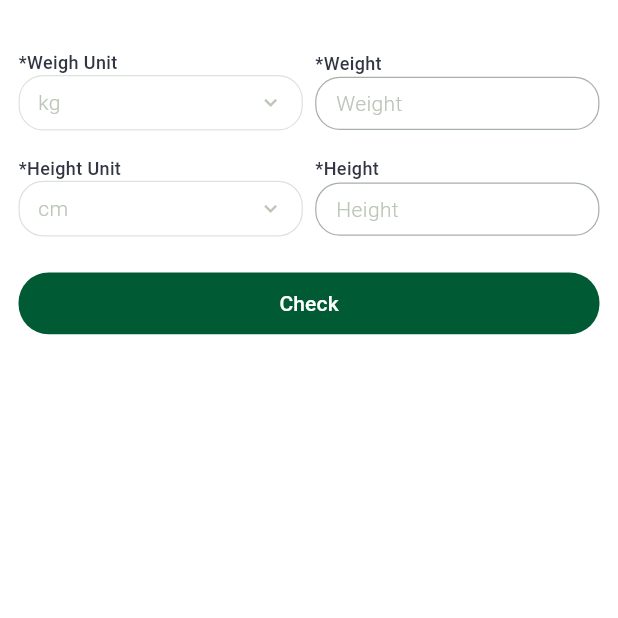
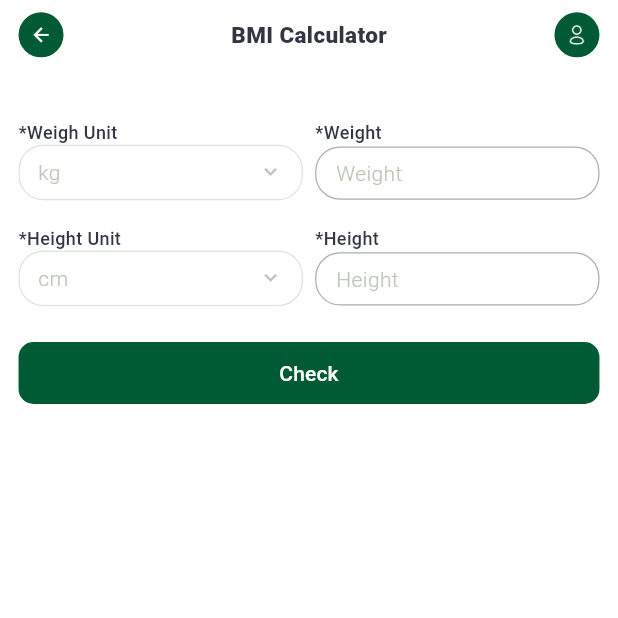
Before and after one commit to AliHamzaKhan/health-app, a Flutter app: the BmiView screen opened by its route, on a phone screen of 412 x 824 dp, the top half of it. Run offline on Flutter 3.47's test engine with Material 3 defaults, Android fonts, the phone set to English and light mode, and no system bars; our stand-ins replace cached_network_image, camera, device_info_plus, file_picker, firebase_auth, firebase_core and 12 more; missing offline and left inert: alarm, flutter_date_range_picker, flutter_tesseract_ocr, onboarding, syncfusion_flutter_pdf; accounts and stored records are empty; Roboto replaces fonts that are missing (Nunito).

Commit message:
first commit

```diff
--- a/lib/config/theme/button_styles.dart
+++ b/lib/config/theme/button_styles.dart
@@ -1,10 +1,9 @@
 import 'package:flutter/material.dart';
 import 'package:get/get.dart';
-import 'package:get/state_manager.dart';
-import 'package:health_app/config/size_config.dart';
-import 'package:health_app/config/theme/app_colors.dart';
-import 'package:health_app/constant/app_key_contant.dart';
-import 'package:health_app/utils/app_print.dart';
+import '../../constant/app_key_contant.dart';
+import '../../utils/app_print.dart';
+import '../size_config.dart';
+import 'app_colors.dart';
 
 ButtonStyle primaryBtnStyle({required ButtonStyleClass buttonStyleClass}) {
   appDebugPrint('buttonStyleClass.width ${buttonStyleClass.width}');
@@ -17,6 +16,7 @@ ButtonStyle primaryBtnStyle({required ButtonStyleClass buttonStyleClass}) {
         vertical: buttonStyleClass.verticalPadding),
     elevation: buttonStyleClass.elevation,
     shadowColor: buttonStyleClass.shadowColor,
+    alignment: Alignment.center,
     shape: RoundedRectangleBorder(
       borderRadius: BorderRadius.all(Radius.circular(buttonStyleClass.radius)),
     ),
@@ -28,6 +28,7 @@ ButtonStyle secondaryBtnStyle({required ButtonStyleClass buttonStyleClass}) {
     foregroundColor: buttonStyleClass.foregroundColor,
     backgroundColor: buttonStyleClass.backgroundColor,
     minimumSize: Size(buttonStyleClass.width, buttonStyleClass.height),
+    alignment: Alignment.center,
     padding: EdgeInsets.symmetric(
         horizontal: buttonStyleClass.horizontalPadding,
         vertical: buttonStyleClass.verticalPadding),
@@ -41,19 +42,22 @@ ButtonStyle secondaryBtnStyle({required ButtonStyleClass buttonStyleClass}) {
 
 ButtonStyle outlineBtnStyle({required ButtonStyleClass buttonStyleClass}) {
   return OutlinedButton.styleFrom(
+    side: BorderSide(color: buttonStyleClass.borderColor),
     foregroundColor: buttonStyleClass.foregroundColor,
     minimumSize: Size(buttonStyleClass.width, buttonStyleClass.height),
+    alignment: Alignment.center,
     padding: EdgeInsets.symmetric(
         horizontal: buttonStyleClass.horizontalPadding,
         vertical: buttonStyleClass.verticalPadding),
     elevation: buttonStyleClass.elevation,
     shadowColor: buttonStyleClass.shadowColor,
     shape: RoundedRectangleBorder(
+      side: BorderSide(color: buttonStyleClass.borderColor),
       borderRadius: BorderRadius.all(Radius.circular(buttonStyleClass.radius)),
     ),
   ).copyWith(
     side: MaterialStateProperty.resolveWith<BorderSide?>(
-      (Set<MaterialState> states) {
+          (Set<MaterialState> states) {
         if (states.contains(MaterialState.pressed)) {
           return BorderSide(
             color: buttonStyleClass.borderColor,
@@ -80,6 +84,8 @@ class ButtonStyleClass {
   double elevation;
   Color? shadowColor;
   Color? iconColor;
+  Color textColor;
+  double textSize;
 
   ButtonStyleClass({
     double? width,
@@ -90,15 +96,19 @@ class ButtonStyleClass {
     Color? backgroundColor,
     Color? borderColor,
     Color? foregroundColor,
+    Color? textColor,
+    double? textSize,
     this.elevation = 0,
     this.shadowColor,
     this.iconColor,
   })  : backgroundColor = backgroundColor ?? AppColors.primary,
         foregroundColor = foregroundColor ?? AppColors.primary,
         borderColor = borderColor ?? AppColors.primary,
+        textColor = textColor ?? AppColors.background,
         height =  setHeightValue(height ?? 50),
         width = width ?? Get.width,
-        radius = radius ?? (AppSizeConstant.kRadius),
+        radius = radius ?? 10,
         horizontalPadding = horizontalPadding ?? (AppSizeConstant.kPadding),
+        textSize = textSize ?? 14,
         verticalPadding = verticalPadding ?? 5;
 }
--- a/lib/modules/allergy/view/allergy_detection_view.dart
+++ b/lib/modules/allergy/view/allergy_detection_view.dart
@@ -1,6 +1,7 @@
 import 'package:flutter/material.dart';
 import 'package:get/get.dart';
 
+import '../../../widget/app_appbar.dart';
 import '../../../widget/app_camera.dart';
 import '../../../widget/app_scaffold.dart';
 import '../controller/allergy_detection_controller.dart';
@@ -13,6 +14,9 @@ class AllergyDetectionView extends StatelessWidget {
   @override
   Widget build(BuildContext context) {
     return AppScaffold(
+      appBar: HaAppBar(
+        titleText: 'Allergy Detection',
+      ),
       body: AppCamera(
         onImageClick: (file) {},
       ),
--- a/lib/modules/blood_test/view/blood_test_view.dart
+++ b/lib/modules/blood_test/view/blood_test_view.dart
@@ -3,6 +3,7 @@
 
 import 'package:flutter/cupertino.dart';
 import 'package:get/get.dart';
+import '../../../widget/app_appbar.dart';
 import '../../../widget/app_camera.dart';
 import '../../../widget/app_scaffold.dart';
 import '../controller/blood_test_controller.dart';
@@ -14,6 +15,9 @@ class BloodTestView extends StatelessWidget {
   @override
   Widget build(BuildContext context) {
     return AppScaffold(
+      appBar: HaAppBar(
+        titleText: 'Blood Test',
+      ),
       body: AppCamera(
         onImageClick: (file) {},
       ),
--- a/lib/modules/bmi/view/bmi_view.dart
+++ b/lib/modules/bmi/view/bmi_view.dart
@@ -6,8 +6,7 @@ import 'package:health_app/widget/app_button.dart';
 import 'package:health_app/widget/app_dropdown.dart';
 import 'package:health_app/widget/app_input_field.dart';
 import 'package:health_app/widget/app_text.dart';
-
-import '../../../widget/app_camera.dart';
+import '../../../widget/app_appbar.dart';
 import '../../../widget/app_scaffold.dart';
 import '../controller/bmi_controller.dart';
 
@@ -19,6 +18,9 @@ class BmiView extends StatelessWidget {
   @override
   Widget build(BuildContext context) {
     return AppScaffold(
+      appBar: HaAppBar(
+        titleText: 'BMI Calculator',
+      ),
       body: Obx(() => Padding(
         padding: EdgeInsets.all(setWidthValue(30)),
         child: Column(
--- a/lib/modules/calories/view/calories_view.dart
+++ b/lib/modules/calories/view/calories_view.dart
@@ -4,6 +4,7 @@
 import 'package:flutter/material.dart';
 import 'package:get/get.dart';
 
+import '../../../widget/app_appbar.dart';
 import '../../../widget/app_camera.dart';
 import '../../../widget/app_scaffold.dart';
 import '../controller/calories_controller.dart';
@@ -15,6 +16,9 @@ class CaloriesView extends StatelessWidget {
   @override
   Widget build(BuildContext context) {
     return AppScaffold(
+      appBar: HaAppBar(
+        titleText: 'Calories',
+      ),
       body: AppCamera(
         onImageClick: (file) {},
       ),
--- a/lib/modules/ecg/view/ecg_view.dart
+++ b/lib/modules/ecg/view/ecg_view.dart
@@ -1,6 +1,7 @@
 import 'package:flutter/material.dart';
 import 'package:get/get.dart';
 import 'package:health_app/widget/app_scaffold.dart';
+import '../../../widget/app_appbar.dart';
 import '../../../widget/app_camera.dart';
 import '../controller/ecg_controller.dart';
 
@@ -12,6 +13,9 @@ class EcgView extends StatelessWidget {
   @override
   Widget build(BuildContext context) {
     return AppScaffold(
+      appBar: HaAppBar(
+        titleText: 'ECG Reader',
+      ),
       body: AppCamera(
         onImageClick: (file) {},
       ),
--- a/lib/modules/medicine/view/medicine_view.dart
+++ b/lib/modules/medicine/view/medicine_view.dart
@@ -3,6 +3,7 @@
 
 import 'package:flutter/material.dart';
 import 'package:get/get.dart';
+import '../../../widget/app_appbar.dart';
 import '../../../widget/app_camera.dart';
 import '../../../widget/app_scaffold.dart';
 import '../controller/medicine_controller.dart';
@@ -14,9 +15,10 @@ class MedicineView extends StatelessWidget {
   @override
   Widget build(BuildContext context) {
     return AppScaffold(
-      body: AppCamera(
-        onImageClick: (file) {},
+      appBar: HaAppBar(
+        titleText: 'Find Medicines',
       ),
+
     );
   }
 }
--- a/lib/modules/radiology/view/radiology_view.dart
+++ b/lib/modules/radiology/view/radiology_view.dart
@@ -3,7 +3,7 @@
 
 import 'package:flutter/material.dart';
 import 'package:get/get.dart';
-
+import '../../../widget/app_appbar.dart';
 import '../../../widget/app_camera.dart';
 import '../../../widget/app_scaffold.dart';
 import '../controller/radiology_controller.dart';
@@ -15,6 +15,9 @@ class RadiologyView extends StatelessWidget {
   @override
   Widget build(BuildContext context) {
     return AppScaffold(
+      appBar: HaAppBar(
+        titleText: 'Radiology Report',
+      ),
       body: AppCamera(
         onImageClick: (file) {},
       ),
--- a/lib/widget/app_appbar.dart
+++ b/lib/widget/app_appbar.dart
@@ -1,13 +1,12 @@
 import 'package:flutter/material.dart';
 import 'package:get/get.dart';
 import 'package:health_app/widget/app_text.dart';
-
 import '../config/size_config.dart';
 import '../constant/assets_contant.dart';
 import 'app_button.dart';
+import 'app_image.dart';
 
-appBar(
-  context, {
+appBar(context, {
   Widget? leading,
   Widget? titleWidget,
   Widget? action,
@@ -23,7 +22,9 @@ appBar(
     preferredSize: Size(100, 70),
     child: Container(
       padding: EdgeInsets.all(setHeightValue(10)),
-      color: color ?? Theme.of(context ?? Get.context).scaffoldBackgroundColor,
+      color: color ?? Theme
+          .of(context ?? Get.context)
+          .scaffoldBackgroundColor,
       child: Row(
         mainAxisAlignment: MainAxisAlignment.spaceBetween,
         children: [
@@ -32,9 +33,11 @@ appBar(
                   ? AppIconButton(
                 icon: AssetsConstant.menu,
                 onTap: onLeadingClick,
-                      isShadow: true,
                 width: 35,
                 height: 35,
+                iconColor: Theme
+                    .of(context)
+                    .scaffoldBackgroundColor,
               )
                   : AppIconButton(
                 icon: Icons.arrow_back,
@@ -42,9 +45,11 @@ appBar(
                         () {
                       Get.back();
                     },
-                      isShadow: true,
                 width: 35,
                 height: 35,
+                iconColor: Theme
+                    .of(context)
+                    .scaffoldBackgroundColor,
               ))),
           (titleWidget ?? AppText(title: titleText ?? '')),
           // Image.asset(
@@ -52,13 +57,16 @@ appBar(
           //   width: setHeightValue(120),
           //   height: setHeightValue(52),
           // )),
+
           (action ??
               AppIconButton(
                 icon: actionIcon,
                 onTap: onActionClick,
-                isShadow: true,
                 width: 35,
                 height: 35,
+                iconColor: Theme
+                    .of(context)
+                    .scaffoldBackgroundColor,
               ))
         ],
       ),
@@ -68,15 +76,88 @@ appBar(
 
 enum LeadingType { Menu, Back }
 
-class BasicAppBar extends StatelessWidget implements PreferredSizeWidget{
-  const BasicAppBar({super.key});
+class HaAppBar extends StatelessWidget implements PreferredSizeWidget {
+  HaAppBar({super.key,
+    this.appBarType = AppBarType.Back,
+    this.isFilter = false,
+    this.onFilterClick,
+    this.actionWidget,
+    this.onBackPressed,
+    this.onMenuClick,
+    this.title,
+    this.titleWidget,
+    this.titleText = '',
+    this.backgroundColor
+  });
+
+  AppBarType appBarType;
+  bool isFilter;
+  var onFilterClick;
+  Widget? actionWidget;
+  var onBackPressed;
+  var onMenuClick;
+  var onProfileClick;
+  Widget? title;
+  Widget? titleWidget;
+  String titleText;
+  Color? backgroundColor;
 
   @override
   Widget build(BuildContext context) {
-    return AppBar();
+    return Container(
+      width: Get.width,
+      color: backgroundColor,
+      padding: EdgeInsets.symmetric(
+          horizontal: setWidthValue(30),
+          vertical: setHeightValue(10)),
+      child: Row(
+        mainAxisAlignment: MainAxisAlignment.spaceBetween,
+        children: [
+          if (appBarType == AppBarType.Back) ...[
+            AppIconButton(
+              icon: Icons.arrow_back_outlined,
+              onTap: onBackPressed ??
+                      () {
+                    Get.back();
+                  },
+              width: 30,
+              height: 30,
+              iconSize: 18,
+              // iconColor: Theme.of(context).primaryColor,
+            )
+          ],
+          if (appBarType == AppBarType.Menu) ...[
+            AppIconButton(
+              icon: AssetsConstant.menu,
+              onTap: onMenuClick,
+              width: 30,
+              height: 30,
+              iconSize: 18,
+              iconColor: Theme
+                  .of(context)
+                  .scaffoldBackgroundColor,
+            )
+          ],
+          (titleWidget ?? AppText(title: titleText ?? '', textType: TextTypeEnum.Bold,)),
+
+          actionWidget ??
+
+              AppIconButton(
+                icon: AssetsConstant.profile,
+                onTap: onProfileClick,
+                width: 30,
+                height: 30,
+                iconSize: 18,
+                iconColor: Theme.of(context).scaffoldBackgroundColor,
+              )
+
+        ],
+      ),
+    );
   }
 
   @override
-  // TODO: implement preferredSize
-  Size get preferredSize => throw UnimplementedError();
+  Size get preferredSize => Size(200, 50);
 }
+
+enum AppBarType { Back, Home, Menu }
--- a/lib/widget/app_button.dart
+++ b/lib/widget/app_button.dart
@@ -1,16 +1,8 @@
 import 'package:flutter/material.dart';
 import 'package:get/get.dart';
-import '../config/auth/auth_service.dart';
 import '../config/size_config.dart';
 import '../config/theme/app_colors.dart';
 import '../config/theme/button_styles.dart';
-import 'app_text.dart';
-
-AppButton btn = AppButton(
-  title: '',
-  onPressed: () {},
-  buttonStyleClass: ButtonStyleClass(width: Get.width, height: Get.height),
-);
 
 class AppButton extends StatelessWidget {
   AppButton(
@@ -39,29 +31,47 @@ class AppButton extends StatelessWidget {
           style: primaryBtnStyle(
               buttonStyleClass: buttonStyleClass ?? ButtonStyleClass()),
           onPressed: onPressed,
-          child: Text(title, style: TextStyle(color: AppColors.background),),
+          child: Text(title,
+              textAlign: TextAlign.center,
+              style: TextStyle(
+                  color: (buttonStyleClass ?? ButtonStyleClass()).textColor,
+                  fontSize: (buttonStyleClass ?? ButtonStyleClass()).textSize)),
         );
       case ButtonType.Secondary:
         return ElevatedButton(
-          style: secondaryBtnStyle(
-              buttonStyleClass: buttonStyleClass ?? ButtonStyleClass()),
-          onPressed: onPressed,
-          child: Text(title,style: TextStyle(color: AppColors.background),),
-        );
+            style: secondaryBtnStyle(
+                buttonStyleClass: buttonStyleClass ?? ButtonStyleClass()),
+            onPressed: onPressed,
+            child: Text(
+              title,
+              textAlign: TextAlign.center,
+              style: TextStyle(
+                  color: (buttonStyleClass ?? ButtonStyleClass()).textColor,
+                  fontSize: (buttonStyleClass ?? ButtonStyleClass()).textSize),
+            ));
       case ButtonType.Outline:
         return OutlinedButton(
           style: outlineBtnStyle(
               buttonStyleClass: buttonStyleClass ?? ButtonStyleClass()),
           onPressed: onPressed,
-          child: Text(title,style: TextStyle(color: AppColors.background),),
+          child: Text(
+            title,
+            textAlign: TextAlign.center,
+            style: TextStyle(
+                color: (buttonStyleClass ?? ButtonStyleClass()).textColor,
+                fontSize: (buttonStyleClass ?? ButtonStyleClass()).textSize),
+          ),
         );
       case ButtonType.Floating:
         return FloatingActionButton(
           onPressed: onPressed,
           tooltip: title,
-          backgroundColor: (buttonStyleClass ?? ButtonStyleClass()).backgroundColor,
-          foregroundColor: (buttonStyleClass ?? ButtonStyleClass()).foregroundColor,
-          shape: RoundedRectangleBorder(borderRadius: BorderRadius.circular(50)),
+          backgroundColor:
+              (buttonStyleClass ?? ButtonStyleClass()).backgroundColor,
+          foregroundColor:
+              (buttonStyleClass ?? ButtonStyleClass()).foregroundColor,
+          shape:
+              RoundedRectangleBorder(borderRadius: BorderRadius.circular(50)),
           child: icon is String
               ? Image.asset(
                   icon,
@@ -273,21 +283,19 @@ class AppIconButton extends StatelessWidget {
         decoration: BoxDecoration(
           color: isOutline
               ? (btnColor ?? Theme.of(context).scaffoldBackgroundColor)
-              : (btnColor ?? Theme.of(context).scaffoldBackgroundColor),
+              : (btnColor ?? Theme.of(context).primaryColor),
           borderRadius: BorderRadius.circular(radius ?? setHeightValue(36)),
           border: Border.all(
               color: isOutline
-                  ? ((borderColor ?? btnColor) ?? AppColors.primary)
+                  ? ((borderColor ?? btnColor) ??
+                      Theme.of(context).primaryColor)
                   : Colors.transparent),
           gradient: gradient,
           boxShadow: isShadow
               ? (boxShadow ??
                   [
                     BoxShadow(
-                      color: ((Get.find<AuthService>().saveData.isDarkTheme() ?? false)
-                              ? AppColors.background
-                              : AppDarkColors.background)
-                          .withOpacity(0.05),
+                      color: AppDarkColors.background,
                       spreadRadius: shadow ?? 3,
                       blurRadius: shadow1 ?? 5,
                       offset: const Offset(0, 3), // changes position of shadow
@@ -304,14 +312,9 @@ class AppIconButton extends StatelessWidget {
                 color: iconColor,
                 fit: BoxFit.cover,
               )
-            : Icon(
-                icon,
+            : Icon(icon,
                 size: setHeightValue(iconSize ?? 25),
-                color: iconColor ??
-                    ((Get.find<AuthService>().saveData.isDarkTheme() ?? false)
-                        ? AppColors.background
-                        : AppDarkColors.background),
-              ),
+                color: iconColor ?? Theme.of(context).scaffoldBackgroundColor),
       ),
     );
   }
--- a/lib/widget/app_widgets.dart
+++ b/lib/widget/app_widgets.dart
@@ -1,4 +1,6 @@
 import 'package:flutter/material.dart';
+import 'package:health_app/constant/assets_contant.dart';
+import 'package:health_app/widget/app_image.dart';
 
 setImage(
     {required String image,
@@ -14,3 +16,7 @@ setImage(
     fit: fit,
   );
 }
+
+Widget appIconImage() {
+  return ImageDisplay(image: AssetsConstant.appIcon, size: Size(100, 100));
+}
```
Also changed, not shown: lib/modules/find_doctor/view/find_doctor_view.dart (+7 -1 lines), lib/modules/find_hospital/view/find_hospital_view.dart (+7 -1 lines), lib/modules/monitor_sugar/view/monitor_sugar_view.dart (+7 -1 lines), lib/modules/onBoarding/view/on_boarding_view.dart (+6 -1 lines), lib/modules/other_modules/terms_condition_view.dart (added, +21 -0 lines), lib/modules/registry/view/login_view.dart (+19 -14 lines), lib/widget/app_image.dart (added, +58 -0 lines). Lines whose indentation alone changed are shown as unchanged.
